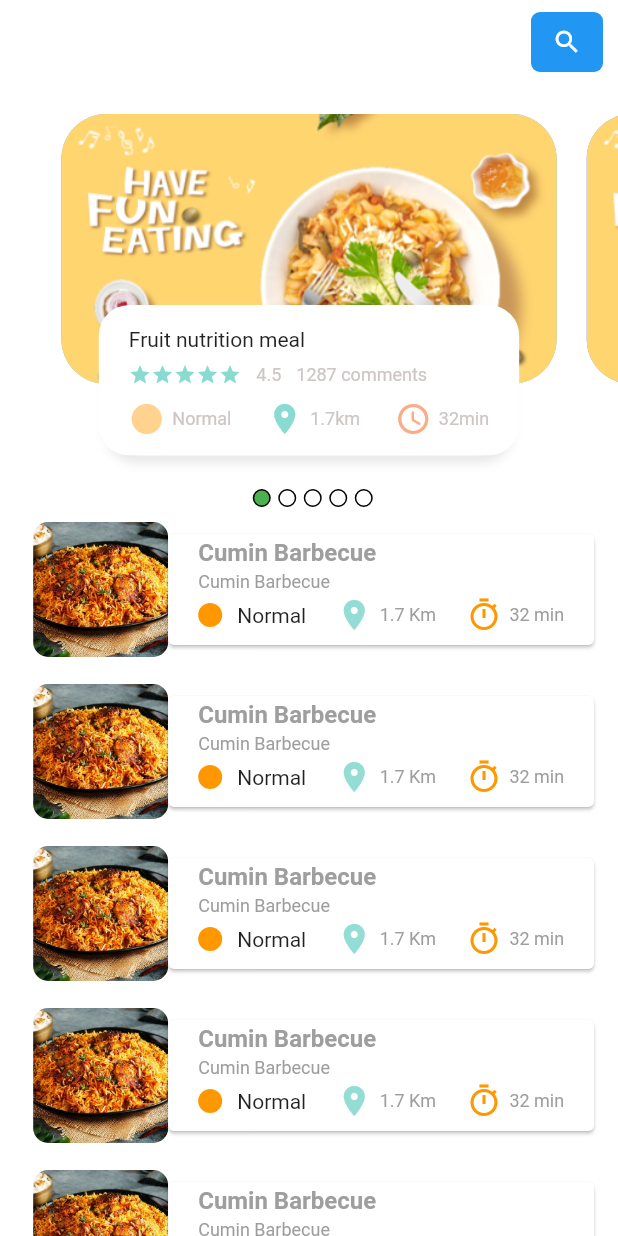
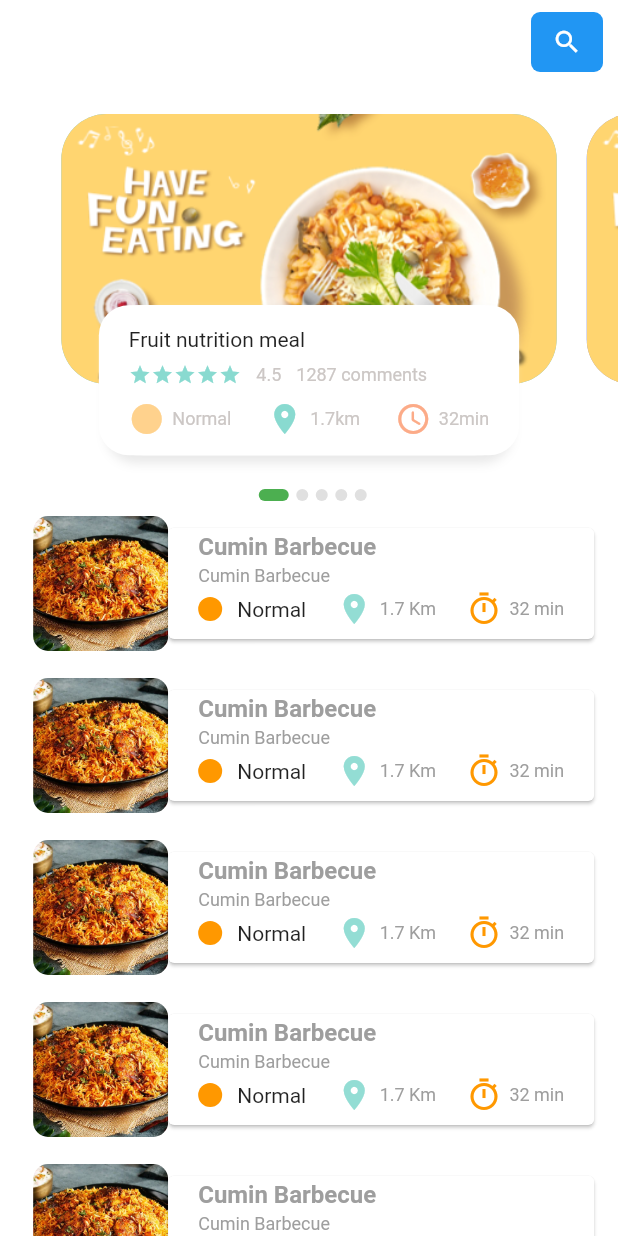
Before and after one commit to SureshPetluri/food_order, a Flutter app: the screen it shows after launch, on a phone screen of 412 x 824 dp. Run offline on Flutter 3.47's test engine with Material 2 defaults, Android fonts, the phone set to English and light mode, and no system bars; our stand-ins replace geolocator; missing offline and left inert: nominatim_geocoding.

```diff
--- a/lib/view/custom_page_view.dart
+++ b/lib/view/custom_page_view.dart
@@ -229,17 +229,17 @@ class _ProductsGridState extends State<ProductsGrid> {
                   child: Padding(
                     padding: const EdgeInsets.only(left: 5.0),
                         child: Container(
-                          height: 12,
-                          width: 12,
+                          height: 8,
+                          width: _currPageValue == index ?20:8,
                           decoration: BoxDecoration(
                             borderRadius: BorderRadius.circular(6),
-                            border: Border.all(
-                              color: Colors.black,
-                              width: 1, // Specify the width of the border
-                        ),
+                        //     border: Border.all(
+                        //       color: Colors.black,
+                        //       width: 1, // Specify the width of the border
+                        // ),
                         color: _currPageValue == index
                             ? Colors.green
-                            : Colors.white,
+                            : Colors.grey.shade300,
                       ),
                     ),
                   ),
```
